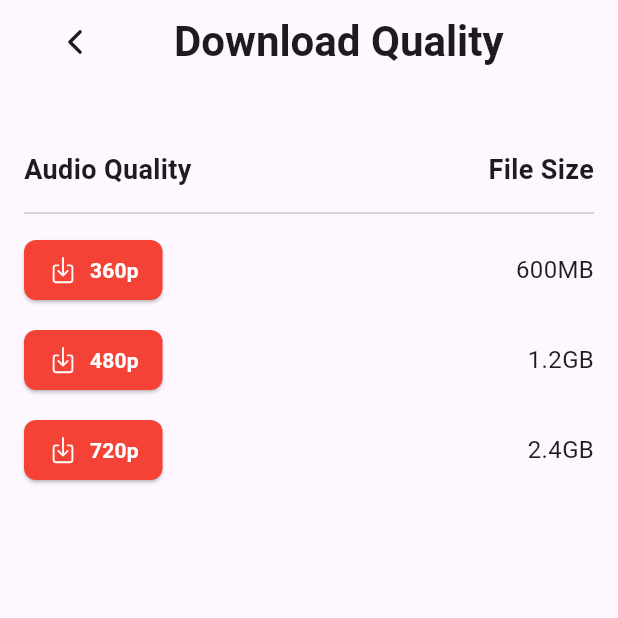
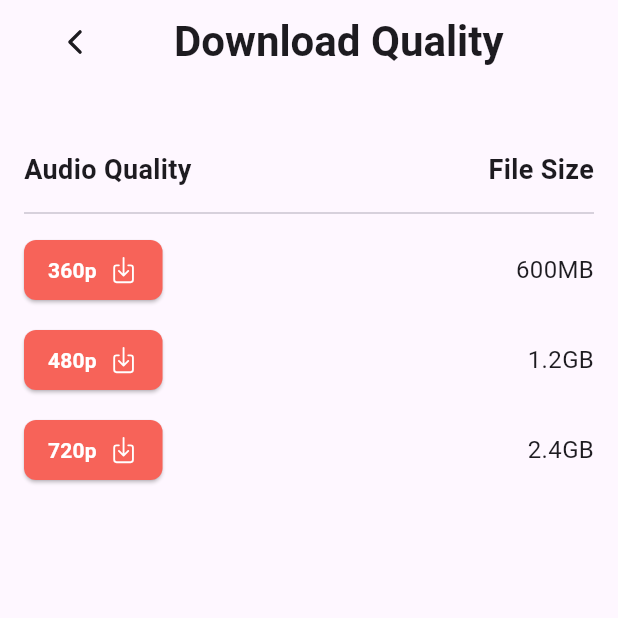
Before and after one commit to savinuonline/narratra, a Flutter app: the QualityPage screen opened directly, on a phone screen of 412 x 824 dp, the top half of it. Run offline on Flutter 3.47's test engine with Material 3 defaults, Android fonts, the phone set to English and light mode, and no system bars; our stand-ins replace firebase_core, ionicons; accounts and stored records are empty.

Commit message:
update the quality code

```diff
--- a/lib/pages/quality_page.dart
+++ b/lib/pages/quality_page.dart
@@ -67,24 +67,30 @@ class QualityPage extends StatelessWidget {
       child: Row(
         mainAxisAlignment: MainAxisAlignment.spaceBetween,
         children: [
-          ElevatedButton.icon(
+          ElevatedButton(
             onPressed: () {
               ScaffoldMessenger.of(context).showSnackBar(
                 SnackBar(content: Text("Downloading $quality quality...")),
               );
             },
             style: ElevatedButton.styleFrom(
-              backgroundColor: Colors.red, // Red button
+              backgroundColor: const Color.fromARGB(255, 247, 99, 89), // Red button
               foregroundColor: Colors.white, // White text
               padding: const EdgeInsets.symmetric(horizontal: 16, vertical: 10),
               shape: RoundedRectangleBorder(
                 borderRadius: BorderRadius.circular(8), // Rounded corners
               ),
             ),
-            icon: const Icon(Ionicons.download_outline, size: 20, color: Colors.white,),
-            label: Text(
-              quality,
-              style: const TextStyle(fontWeight: FontWeight.bold),
+            child: Row(
+              mainAxisSize: MainAxisSize.min,
+              children: [
+                Text(
+                  quality,
+                  style: const TextStyle(fontWeight: FontWeight.bold),
+                ),
+                const SizedBox(width: 8), // Space between text and icon
+                const Icon(Ionicons.download_outline, size: 20, color: Colors.white),
+              ],
             ),
           ),
           // File Size Text
```
